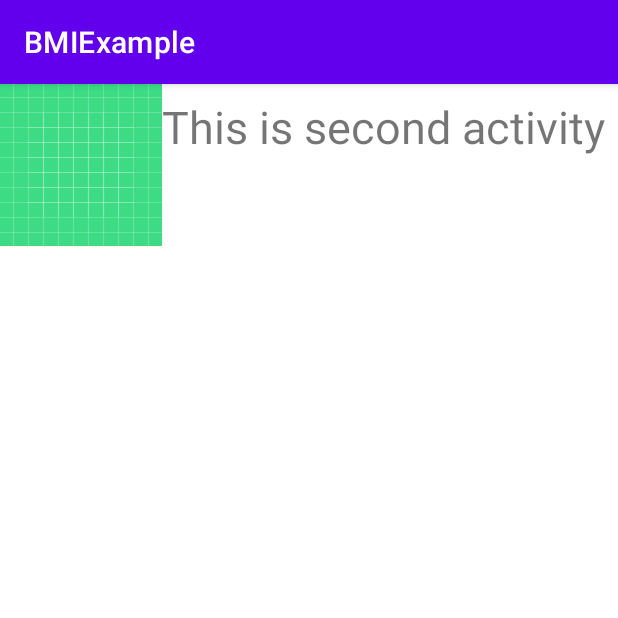
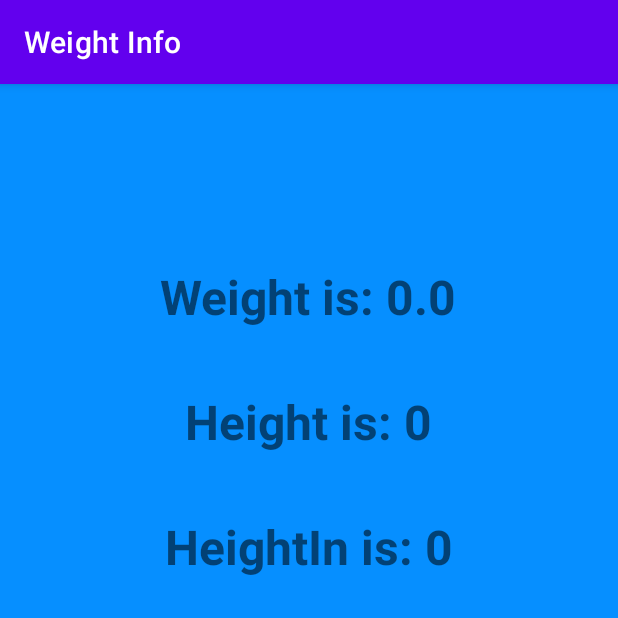
Before and after one commit to Dave-Priyanshu/BMI_Cal, an Android app: the screen it shows after launch (SecondActivity), after a tap on "NEXT", on a phone screen of 412 x 824 dp, the top half of it. Run offline under Robolectric (Android 15) with nearby library versions, the phone set to English and light mode, and no system bars; 3 statements that could not run were skipped; 1 other tap on this screen came first.

Commit message:
Used intent to pass value

```diff
--- a/app/src/main/java/com/example/bmi_cal/MainActivity.java
+++ b/app/src/main/java/com/example/bmi_cal/MainActivity.java
@@ -31,7 +31,7 @@ public class MainActivity extends AppCompatActivity {
 
         edtWeight = findViewById(R.id.edtWeight);
         edtHeightFt = findViewById(R.id.edtHeightFt);
-        edtHeightIn = findViewById(R.id.edtHeightFt);
+        edtHeightIn = findViewById(R.id.edtHeightIn);
         btnCalculate = findViewById(R.id.btnCalculate);
         btnNext = findViewById(R.id.btnNext);
         txtResult = findViewById(R.id.txtResult);
@@ -94,6 +94,15 @@ public class MainActivity extends AppCompatActivity {
 
                 //telling intent that we are currently on main class and we want to go to second class
                 iNext = new Intent(MainActivity.this, SecondActivity.class);
+                // Get the values from the EditText fields
+                String weightValue = edtWeight.getText().toString();
+                String heightFtValue = edtHeightFt.getText().toString();
+                String heightInValue = edtHeightIn.getText().toString();
+
+                // Pass the values to the intent extras
+                iNext.putExtra("Weight", weightValue);
+                iNext.putExtra("Height", heightFtValue);
+                iNext.putExtra("heightIn", heightInValue);
                 startActivity(iNext);
 
             }
--- a/app/src/main/java/com/example/bmi_cal/SecondActivity.java
+++ b/app/src/main/java/com/example/bmi_cal/SecondActivity.java
@@ -2,7 +2,9 @@ package com.example.bmi_cal;
 
 import androidx.appcompat.app.AppCompatActivity;
 
+import android.content.Intent;
 import android.os.Bundle;
+import android.widget.TextView;
 
 public class SecondActivity extends AppCompatActivity {
 
@@ -10,5 +12,62 @@ public class SecondActivity extends AppCompatActivity {
     protected void onCreate(Bundle savedInstanceState) {
         super.onCreate(savedInstanceState);
         setContentView(R.layout.activity_second);
+
+
+
+        Intent fromActivity = getIntent();
+        // Get the string values from the intent extras
+        String weightString = fromActivity.getStringExtra("Weight");
+        String heightFtString = fromActivity.getStringExtra("Height");
+        String heightInString = fromActivity.getStringExtra("heightIn");
+
+//        String weightString = fromActivity.getStringExtra("Weight");
+//        String heightFtString = fromActivity.getStringExtra("Height");
+//        String heightInString = fromActivity.getStringExtra("heightIn");
+
+        // Initialize default values
+        double Weight = 0.0;
+        int Height = 0;
+        int heightIn = 0;
+
+        // Parse the strings if they are not null
+        if (weightString != null) {
+            Weight = Double.parseDouble(weightString);
+        }
+
+        if (heightFtString != null) {
+            Height = Integer.parseInt(heightFtString);
+        }
+
+        if (heightInString != null) {
+            heightIn = Integer.parseInt(heightInString);
+        }
+
+        TextView txtWeightinfo;
+        TextView txtHeightinfo;
+        TextView txtHeightInInfo;
+
+        txtWeightinfo = findViewById(R.id.WeightInfo);
+        txtHeightinfo = findViewById(R.id.HeightInfo);
+        txtHeightInInfo = findViewById(R.id.HeightInInfo);
+
+        txtWeightinfo.setText("Weight is: " + Weight);
+        txtHeightinfo.setText("Height is: " + Height); // Change "Weight is" to "Height is"
+        txtHeightInInfo.setText("HeightIn is: " + heightIn); // Change "Weight is" to "HeightIn is"
+
+        getSupportActionBar().setTitle("Weight Info");
+//        TextView txtWeightinfo;
+//        TextView txtHeightinfo;
+//        TextView txtHeightInInfo;
+//
+//        txtWeightinfo = findViewById(R.id.WeightInfo);
+//        txtHeightinfo = findViewById(R.id.HeightInfo);
+//        txtHeightInInfo = findViewById(R.id.HeightInInfo);
+//
+//        txtWeightinfo.setText("Weight is: "+Weight);
+//        txtHeightinfo.setText("Weight is: "+Height);
+//        txtHeightInInfo.setText("Weight is: "+heightIn);
+//
+//        getSupportActionBar().setTitle("Weight Info");
     }
 }
--- a/app/src/main/res/layout/activity_second.xml
+++ b/app/src/main/res/layout/activity_second.xml
@@ -4,21 +4,37 @@
     xmlns:tools="http://schemas.android.com/tools"
     android:layout_width="match_parent"
     android:layout_height="match_parent"
+    android:gravity="center_horizontal"
+    android:orientation="vertical"
+    android:background="@color/for_bgofTF"
     tools:context=".SecondActivity">
 
-    <ImageView
-        android:id="@+id/img1"
+
+    <TextView
+        android:layout_marginTop="100dp"
         android:layout_width="wrap_content"
         android:layout_height="wrap_content"
-        android:src="@drawable/ic_launcher_background"/>
+        android:text="Weight"
+        android:id="@+id/WeightInfo"
+        android:textSize="32sp"
+        android:padding="20dp"
+        android:textStyle="bold"/>
     <TextView
         android:layout_width="wrap_content"
         android:layout_height="wrap_content"
-        android:text="This is second activity"
-        android:layout_centerHorizontal="true"
-        android:layout_below="@id/img1"
-        android:layout_marginTop="8dp"
-        android:textSize="30dp"/>
+        android:text="HeightFt"
+        android:padding="20dp"
+        android:id="@+id/HeightInfo"
+        android:textSize="32sp"
+        android:textStyle="bold"/>
+    <TextView
+        android:layout_width="wrap_content"
+        android:layout_height="wrap_content"
+        android:text="HeightIn"
+        android:padding="20dp"
+        android:id="@+id/HeightInInfo"
+        android:textSize="32sp"
+        android:textStyle="bold"/>
 
 
 </LinearLayout>
```
